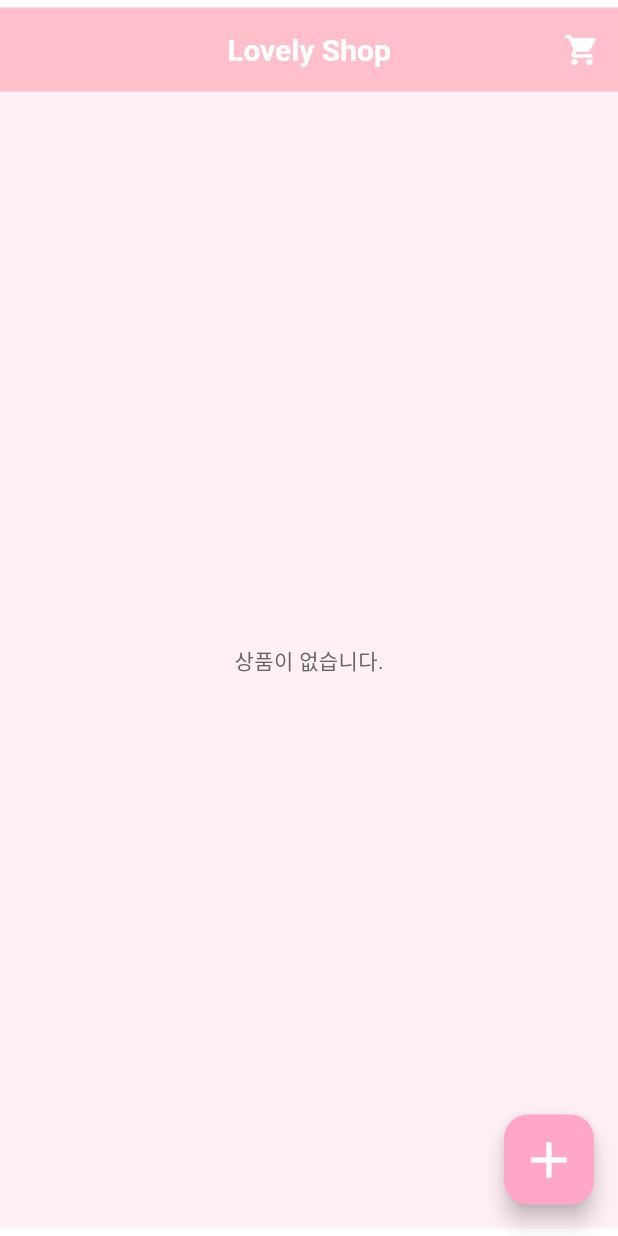
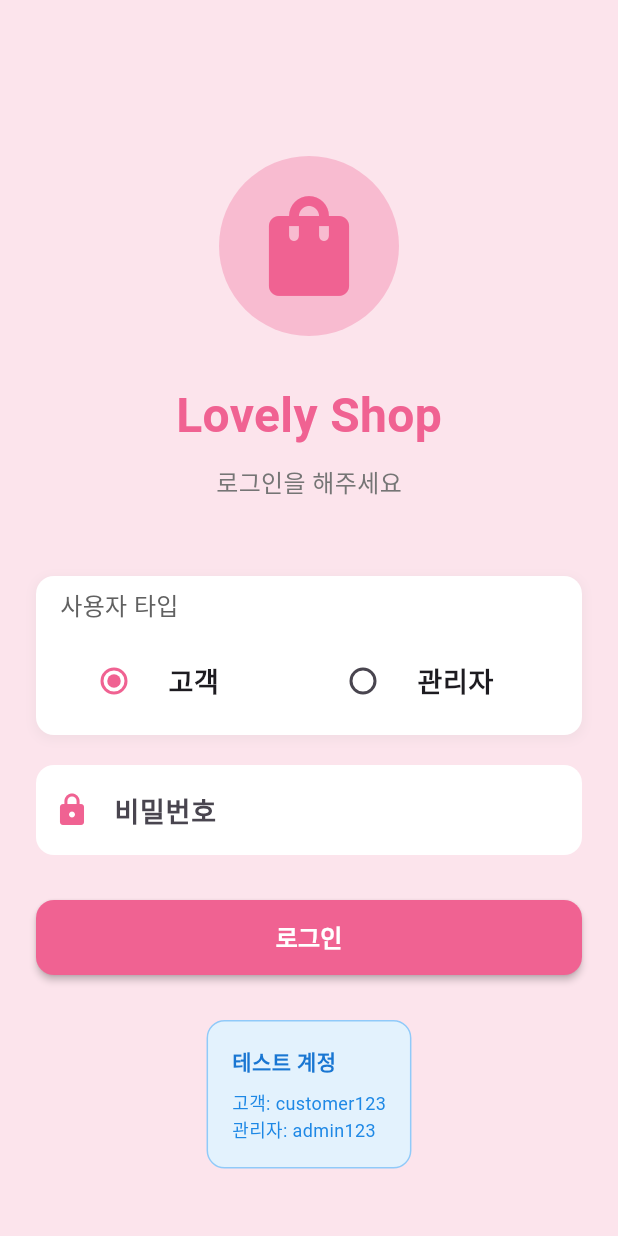
Before and after one commit to HOJOE5/shopping_team, a Flutter app: the screen it shows after launch, on a phone screen of 412 x 824 dp. Run offline on Flutter 3.47's test engine with Material 3 defaults, Android fonts, the phone set to English and light mode, and no system bars; our stand-ins replace fluttertoast, google_mobile_ads; accounts and stored records are empty; Roboto replaces fonts that are missing (Arial).

Commit message:
로그인 페이지 구현

```diff
--- a/lib/main.dart
+++ b/lib/main.dart
@@ -1,8 +1,10 @@
 import 'package:flutter/material.dart';
 import 'package:lovely_shop_app/providers/product_provider.dart';
 import 'package:lovely_shop_app/providers/cart_provider.dart';
+import 'package:lovely_shop_app/providers/auth_provider.dart';
 import 'package:provider/provider.dart';
 import 'screens/home_screen.dart';
+import 'screens/login_screen.dart';
 import 'screens/product_detail_screen.dart';
 import 'screens/add_product_screen.dart';
 import 'screens/cart_screen.dart';
@@ -16,6 +18,7 @@ void main() async {
   runApp(
     MultiProvider(
       providers: [
+        ChangeNotifierProvider(create: (_) => AuthProvider()),
         ChangeNotifierProvider(
             create: (_) => ProductProvider()..loadProducts()),
         ChangeNotifierProvider(create: (_) => CartProvider()),
@@ -34,9 +37,16 @@ class LovelyShopApp extends StatelessWidget {
       title: 'Lovely Shop',
       theme: AppTheme.lovelyTheme,
       debugShowCheckedModeBanner: false,
-      initialRoute: '/',
+      home: Consumer<AuthProvider>(
+        builder: (context, authProvider, child) {
+          return authProvider.isLoggedIn
+              ? const HomeScreen()
+              : const LoginScreen();
+        },
+      ),
       routes: {
-        '/': (context) => const HomeScreen(),
+        '/login': (context) => const LoginScreen(),
+        '/home': (context) => const HomeScreen(),
         '/productDetail': (context) => const ProductDetailScreen(),
         '/addProduct': (context) => const AddProductScreen(),
         '/cart': (context) => const CartScreen(),
--- /dev/null
+++ b/lib/providers/auth_provider.dart
@@ -0,0 +1,66 @@
+import 'package:flutter/foundation.dart';
+
+enum UserType { customer, admin }
+
+class User {
+  final String id;
+  final String name;
+  final UserType type;
+
+  User({
+    required this.id,
+    required this.name,
+    required this.type,
+  });
+}
+
+class AuthProvider with ChangeNotifier {
+  User? _currentUser;
+  bool _isLoggedIn = false;
+
+  User? get currentUser => _currentUser;
+  bool get isLoggedIn => _isLoggedIn;
+  bool get isAdmin => _currentUser?.type == UserType.admin;
+  bool get isCustomer => _currentUser?.type == UserType.customer;
+
+  // 미리 정의된 사용자 계정 (실제 앱에서는 서버에서 관리)
+  final Map<String, Map<String, dynamic>> _users = {
+    'admin': {
+      'password': 'admin123',
+      'name': '관리자',
+      'type': UserType.admin,
+    },
+    'customer': {
+      'password': 'customer123',
+      'name': '고객',
+      'type': UserType.customer,
+    },
+  };
+
+  Future<bool> login(String username, String password) async {
+    // 실제 앱에서는 서버 API 호출
+    if (_users.containsKey(username) &&
+        _users[username]!['password'] == password) {
+      _currentUser = User(
+        id: username,
+        name: _users[username]!['name'],
+        type: _users[username]!['type'],
+      );
+      _isLoggedIn = true;
+      notifyListeners();
+      return true;
+    }
+    return false;
+  }
+
+  void logout() {
+    _currentUser = null;
+    _isLoggedIn = false;
+    notifyListeners();
+  }
+
+  // 관리자 권한 체크
+  bool checkAdminPermission() {
+    return isLoggedIn && isAdmin;
+  }
+}
--- a/lib/screens/login_screen.dart
+++ b/lib/screens/login_screen.dart
@@ -0,0 +1,284 @@
+import 'package:flutter/material.dart';
+import 'package:provider/provider.dart';
+import '../providers/auth_provider.dart';
+
+class LoginScreen extends StatefulWidget {
+  const LoginScreen({super.key});
+
+  @override
+  State<LoginScreen> createState() => _LoginScreenState();
+}
+
+class _LoginScreenState extends State<LoginScreen> {
+  final _formKey = GlobalKey<FormState>();
+  final _usernameController = TextEditingController();
+  final _passwordController = TextEditingController();
+  bool _isLoading = false;
+  String _selectedUserType = 'customer';
+
+  @override
+  void dispose() {
+    _usernameController.dispose();
+    _passwordController.dispose();
+    super.dispose();
+  }
+
+  Future<void> _login() async {
+    if (!_formKey.currentState!.validate()) return;
+
+    setState(() {
+      _isLoading = true;
+    });
+
+    final authProvider = Provider.of<AuthProvider>(context, listen: false);
+
+    // 선택된 사용자 타입에 따라 미리 정의된 계정 정보 사용
+    String username = _selectedUserType;
+    String password = _passwordController.text;
+
+    final success = await authProvider.login(username, password);
+
+    setState(() {
+      _isLoading = false;
+    });
+
+    if (success) {
+      if (mounted) {
+        Navigator.pushReplacementNamed(context, '/home');
+      }
+    } else {
+      if (mounted) {
+        ScaffoldMessenger.of(context).showSnackBar(
+          const SnackBar(
+            content: Text('로그인에 실패했습니다. 비밀번호를 확인해주세요.'),
+            backgroundColor: Colors.red,
+          ),
+        );
+      }
+    }
+  }
+
+  @override
+  Widget build(BuildContext context) {
+    return Scaffold(
+      backgroundColor: Colors.pink[50],
+      body: SafeArea(
+        child: SingleChildScrollView(
+          padding: const EdgeInsets.all(24.0),
+          child: Form(
+            key: _formKey,
+            child: Column(
+              mainAxisAlignment: MainAxisAlignment.center,
+              children: [
+                const SizedBox(height: 80),
+
+                // 로고 또는 앱 이름
+                Container(
+                  padding: const EdgeInsets.all(20),
+                  decoration: BoxDecoration(
+                    color: Colors.pink[100],
+                    shape: BoxShape.circle,
+                  ),
+                  child: Icon(
+                    Icons.shopping_bag,
+                    size: 80,
+                    color: Colors.pink[300],
+                  ),
+                ),
+
+                const SizedBox(height: 30),
+
+                Text(
+                  'Lovely Shop',
+                  style: TextStyle(
+                    fontSize: 32,
+                    fontWeight: FontWeight.bold,
+                    color: Colors.pink[300],
+                  ),
+                ),
+
+                const SizedBox(height: 10),
+
+                Text(
+                  '로그인을 해주세요',
+                  style: TextStyle(
+                    fontSize: 16,
+                    color: Colors.grey[600],
+                  ),
+                ),
+
+                const SizedBox(height: 50),
+
+                // 사용자 타입 선택
+                Container(
+                  padding:
+                      const EdgeInsets.symmetric(horizontal: 16, vertical: 8),
+                  decoration: BoxDecoration(
+                    color: Colors.white,
+                    borderRadius: BorderRadius.circular(12),
+                    boxShadow: [
+                      BoxShadow(
+                        color: Colors.grey.withOpacity(0.1),
+                        spreadRadius: 1,
+                        blurRadius: 5,
+                        offset: const Offset(0, 2),
+                      ),
+                    ],
+                  ),
+                  child: Column(
+                    crossAxisAlignment: CrossAxisAlignment.start,
+                    children: [
+                      Text(
+                        '사용자 타입',
+                        style: TextStyle(
+                          fontSize: 16,
+                          fontWeight: FontWeight.w500,
+                          color: Colors.grey[700],
+                        ),
+                      ),
+                      const SizedBox(height: 10),
+                      Row(
+                        children: [
+                          Expanded(
+                            child: RadioListTile<String>(
+                              title: const Text('고객'),
+                              value: 'customer',
+                              groupValue: _selectedUserType,
+                              activeColor: Colors.pink[300],
+                              onChanged: (value) {
+                                setState(() {
+                                  _selectedUserType = value!;
+                                  _usernameController.text = value;
+                                });
+                              },
+                            ),
+                          ),
+                          Expanded(
+                            child: RadioListTile<String>(
+                              title: const Text('관리자'),
+                              value: 'admin',
+                              groupValue: _selectedUserType,
+                              activeColor: Colors.pink[300],
+                              onChanged: (value) {
+                                setState(() {
+                                  _selectedUserType = value!;
+                                  _usernameController.text = value;
+                                });
+                              },
+                            ),
+                          ),
+                        ],
+                      ),
+                    ],
+                  ),
+                ),
+
+                const SizedBox(height: 20),
+
+                // 비밀번호 입력
+                TextFormField(
+                  controller: _passwordController,
+                  obscureText: true,
+                  decoration: InputDecoration(
+                    labelText: '비밀번호',
+                    hintText: _selectedUserType == 'admin'
+                        ? 'admin123을 입력하세요'
+                        : 'customer123을 입력하세요',
+                    prefixIcon: Icon(Icons.lock, color: Colors.pink[300]),
+                    border: OutlineInputBorder(
+                      borderRadius: BorderRadius.circular(12),
+                      borderSide: BorderSide.none,
+                    ),
+                    filled: true,
+                    fillColor: Colors.white,
+                    focusedBorder: OutlineInputBorder(
+                      borderRadius: BorderRadius.circular(12),
+                      borderSide: BorderSide(color: Colors.pink[300]!),
+                    ),
+                  ),
+                  validator: (value) {
+                    if (value == null || value.isEmpty) {
+                      return '비밀번호를 입력해주세요';
+                    }
+                    return null;
+                  },
+                ),
+
+                const SizedBox(height: 30),
+
+                // 로그인 버튼
+                SizedBox(
+                  width: double.infinity,
+                  height: 50,
+                  child: ElevatedButton(
+                    onPressed: _isLoading ? null : _login,
+                    style: ElevatedButton.styleFrom(
+                      backgroundColor: Colors.pink[300],
+                      foregroundColor: Colors.white,
+                      shape: RoundedRectangleBorder(
+                        borderRadius: BorderRadius.circular(12),
+                      ),
+                      elevation: 2,
+                    ),
+                    child: _isLoading
+                        ? const CircularProgressIndicator(
+                            color: Colors.white,
+                            strokeWidth: 2,
+                          )
+                        : const Text(
+                            '로그인',
+                            style: TextStyle(
+                              fontSize: 16,
+                              fontWeight: FontWeight.w600,
+                            ),
+                          ),
+                  ),
+                ),
+
+                const SizedBox(height: 30),
+
+                // 테스트 계정 안내
+                Container(
+                  padding: const EdgeInsets.all(16),
+                  decoration: BoxDecoration(
+                    color: Colors.blue[50],
+                    borderRadius: BorderRadius.circular(12),
+                    border: Border.all(color: Colors.blue[200]!),
+                  ),
+                  child: Column(
+                    crossAxisAlignment: CrossAxisAlignment.start,
+                    children: [
+                      Text(
+                        '테스트 계정',
+                        style: TextStyle(
+                          fontSize: 14,
+                          fontWeight: FontWeight.bold,
+                          color: Colors.blue[700],
+                        ),
+                      ),
+                      const SizedBox(height: 8),
+                      Text(
+                        '고객: customer123',
+                        style: TextStyle(
+                          fontSize: 12,
+                          color: Colors.blue[600],
+                        ),
+                      ),
+                      Text(
+                        '관리자: admin123',
+                        style: TextStyle(
+                          fontSize: 12,
+                          color: Colors.blue[600],
+                        ),
+                      ),
+                    ],
+                  ),
+                ),
+              ],
+            ),
+          ),
+        ),
+      ),
+    );
+  }
+}
--- a/pubspec.yaml
+++ b/pubspec.yaml
@@ -26,3 +26,6 @@ dev_dependencies:
 
 flutter:
   uses-material-design: true
+
+  assets:
+    - assets/
```
Also changed, not shown: lib/screens/add_product_screen.dart (+34 -2 lines), lib/screens/home_screen.dart (+77 -4 lines), assets/상품1.jpg (added), assets/상품2.jpg (added), assets/상품3.jpg (added), assets/상품4.jpg (added), assets/상품5.jpg (added), 1 other file.
